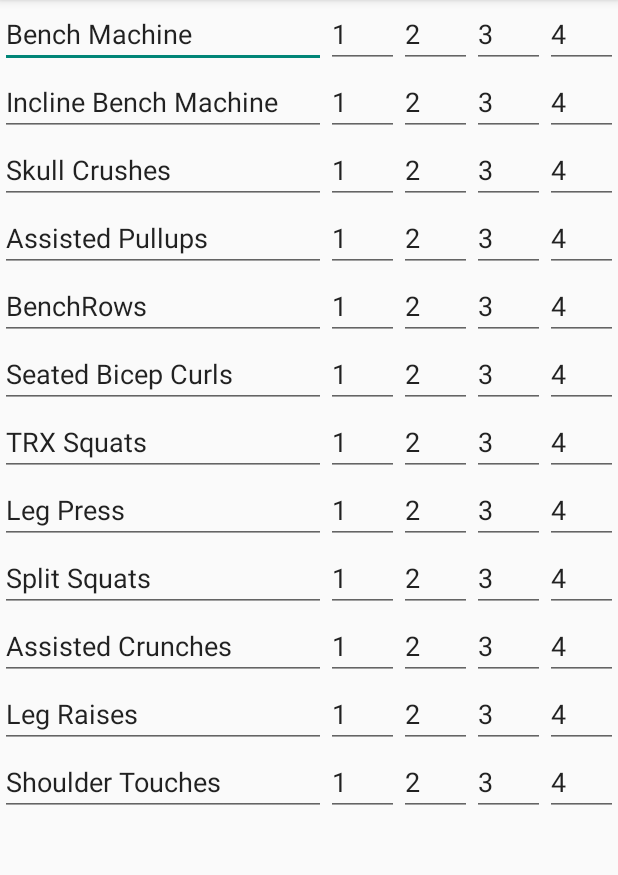
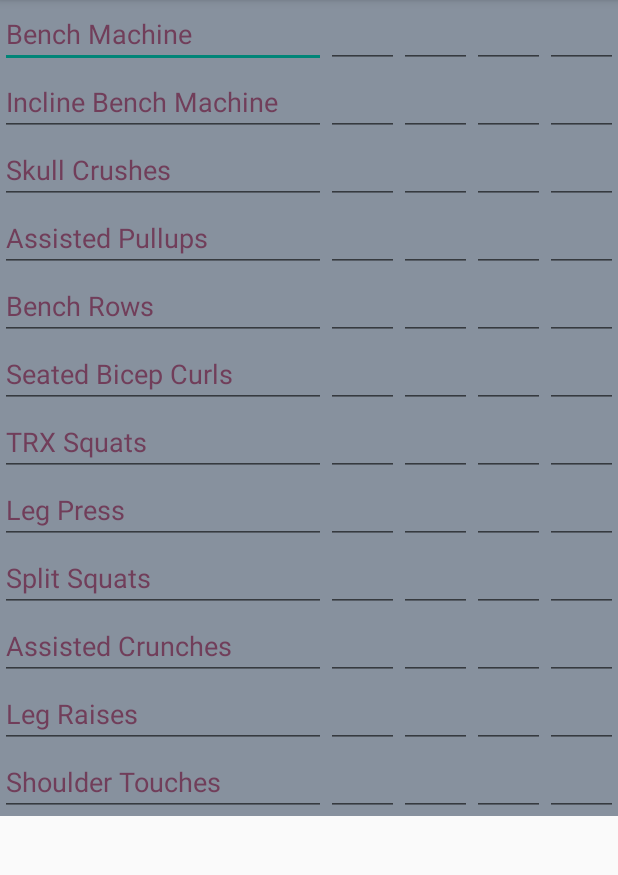
Before and after one commit to AtheistJesus/MyRepsApp, an Android app: the screen it shows after launch (MainActivity), on a phone screen of 412 x 824 dp, the part 84-959 px from its top. Run offline under Robolectric (Android 15) with nearby library versions, the phone set to English and light mode, and no system bars.

Commit message:
Changed colors and added About Page in the hamburger menu of the action bar

```diff
--- a/app/src/main/AndroidManifest.xml
+++ b/app/src/main/AndroidManifest.xml
@@ -16,6 +16,9 @@
                 <category android:name="android.intent.category.LAUNCHER" />
             </intent-filter>
         </activity>
+        <activity
+            android:name=".SettingsActivity">
+        </activity>
     </application>
 
 </manifest>
--- a/app/src/main/java/kyleavalani/com/myreps/MainActivity.java
+++ b/app/src/main/java/kyleavalani/com/myreps/MainActivity.java
@@ -1,5 +1,6 @@
 package kyleavalani.com.myreps;
 
+import android.content.Intent;
 import android.support.v7.app.AppCompatActivity;
 import android.os.Bundle;
 import android.view.Menu;
@@ -29,6 +30,8 @@ public class MainActivity extends AppCompatActivity {
 
         //noinspection SimplifiableIfStatement
         if (id == R.id.action_settings) {
+            Intent i = new Intent(this,SettingsActivity.class);
+            startActivity(i);
             return true;
         }
 
--- /dev/null
+++ b/app/src/main/java/kyleavalani/com/myreps/SettingsActivity.java
@@ -0,0 +1,28 @@
+package kyleavalani.com.myreps;
+
+import android.app.Activity;
+import android.os.Bundle;
+import android.preference.PreferenceFragment;
+
+/**
+ * Created by Kyle on 9/26/2015.
+ */
+public class SettingsActivity extends Activity {
+    @Override
+    protected void onCreate(Bundle savedInstanceState) {
+        super.onCreate(savedInstanceState);
+
+        getFragmentManager().beginTransaction()
+                .replace(android.R.id.content, new SettingsFragment())
+                .commit();
+    }
+    public static class SettingsFragment extends PreferenceFragment {
+        @Override
+        public void onCreate(Bundle savedInstanceState) {
+            super.onCreate(savedInstanceState);
+
+            // Load the preferences from an XML resource
+            addPreferencesFromResource(R.xml.preferences);
+        }
+    }
+}
--- a/app/src/main/res/layout/activity_main.xml
+++ b/app/src/main/res/layout/activity_main.xml
@@ -4,7 +4,8 @@
     android:layout_width="fill_parent"
     android:layout_height="wrap_content"
     android:weightSum=".0"
-    tools:context=".MainActivity">
+    tools:context=".MainActivity"
+    android:background="@color/grey">
 
     <TableRow
         android:layout_width="wrap_content"
@@ -16,39 +17,44 @@
             android:text="Bench Machine"
             android:layout_height="wrap_content"
             android:layout_width="wrap_content"
-            android:layout_weight="1" />
+            android:layout_weight="1"
+            android:textColor="@color/grape"/>
 
         <EditText
             android:id="@+id/aa"
-            android:text="1"
+            android:text=""
             android:layout_height="wrap_content"
             android:inputType="numberDecimal"
             android:layout_width="wrap_content"
-            android:layout_weight="1" />
+            android:layout_weight="1"
+            android:textColor="@color/grape"/>
 
         <EditText
             android:id="@+id/ab"
-            android:text="2"
+            android:text=""
             android:layout_height="wrap_content"
             android:inputType="numberDecimal"
             android:layout_width="wrap_content"
-            android:layout_weight="1" />
+            android:layout_weight="1"
+            android:textColor="@color/grape"/>
 
         <EditText
             android:id="@+id/ac"
-            android:text="3"
+            android:text=""
             android:layout_height="wrap_content"
             android:inputType="numberDecimal"
             android:layout_width="wrap_content"
-            android:layout_weight="1" />
+            android:layout_weight="1"
+            android:textColor="@color/grape"/>
 
         <EditText
             android:id="@+id/ad"
-            android:text="4"
+            android:text=""
             android:layout_height="wrap_content"
             android:inputType="numberDecimal"
             android:layout_width="wrap_content"
-            android:layout_weight="1" />
+            android:layout_weight="1"
+            android:textColor="@color/grape"/>
 
     </TableRow>
 
@@ -61,39 +67,44 @@
             android:text="Incline Bench Machine"
             android:layout_height="wrap_content"
             android:layout_width="wrap_content"
-            android:layout_weight="1" />
+            android:layout_weight="1"
+            android:textColor="@color/grape"/>
 
         <EditText
             android:id="@+id/ba"
-            android:text="1"
+            android:text=""
             android:layout_height="wrap_content"
             android:inputType="numberDecimal"
             android:layout_width="wrap_content"
-            android:layout_weight="1" />
+            android:layout_weight="1"
+            android:textColor="@color/grape"/>
 
         <EditText
             android:id="@+id/bb"
-            android:text="2"
+            android:text=""
             android:layout_height="wrap_content"
             android:inputType="numberDecimal"
             android:layout_width="wrap_content"
-            android:layout_weight="1" />
+            android:layout_weight="1"
+            android:textColor="@color/grape"/>
 
         <EditText
             android:id="@+id/bc"
-            android:text="3"
+            android:text=""
             android:layout_height="wrap_content"
             android:inputType="numberDecimal"
             android:layout_width="wrap_content"
-            android:layout_weight="1" />
+            android:layout_weight="1"
+            android:textColor="@color/grape"/>
 
         <EditText
             android:id="@+id/bd"
-            android:text="4"
+            android:text=""
             android:layout_height="wrap_content"
             android:inputType="numberDecimal"
             android:layout_width="wrap_content"
-            android:layout_weight="1" />
+            android:layout_weight="1"
+            android:textColor="@color/grape"/>
     </TableRow>
 
     <TableRow
@@ -105,39 +116,44 @@
             android:text="Skull Crushes"
             android:layout_height="wrap_content"
             android:layout_width="wrap_content"
-            android:layout_weight="1" />
+            android:layout_weight="1"
+            android:textColor="@color/grape"/>
 
         <EditText
             android:id="@+id/ca"
-            android:text="1"
+            android:text=""
             android:layout_height="wrap_content"
             android:inputType="numberDecimal"
             android:layout_width="wrap_content"
-            android:layout_weight="1" />
+            android:layout_weight="1"
+            android:textColor="@color/grape"/>
 
         <EditText
             android:id="@+id/cb"
-            android:text="2"
+            android:text=""
             android:layout_height="wrap_content"
             android:inputType="numberDecimal"
             android:layout_width="wrap_content"
-            android:layout_weight="1" />
+            android:layout_weight="1"
+            android:textColor="@color/grape"/>
 
         <EditText
             android:id="@+id/cc"
-            android:text="3"
+            android:text=""
             android:layout_height="wrap_content"
             android:inputType="numberDecimal"
             android:layout_width="wrap_content"
-            android:layout_weight="1" />
+            android:layout_weight="1"
+            android:textColor="@color/grape"/>
 
         <EditText
             android:id="@+id/cd"
-            android:text="4"
+            android:text=""
             android:layout_height="wrap_content"
             android:inputType="numberDecimal"
             android:layout_width="wrap_content"
-            android:layout_weight="1" />
+            android:layout_weight="1"
+            android:textColor="@color/grape"/>
     </TableRow>
 
     <TableRow
@@ -149,39 +165,44 @@
             android:text="Assisted Pullups"
             android:layout_height="wrap_content"
             android:layout_width="wrap_content"
-            android:layout_weight="1" />
+            android:layout_weight="1"
+            android:textColor="@color/grape"/>
 
         <EditText
             android:id="@+id/da"
-            android:text="1"
+            android:text=""
             android:layout_height="wrap_content"
             android:inputType="numberDecimal"
             android:layout_width="wrap_content"
-            android:layout_weight="1" />
+            android:layout_weight="1"
+            android:textColor="@color/grape"/>
 
         <EditText
             android:id="@+id/db"
-            android:text="2"
+            android:text=""
             android:layout_height="wrap_content"
             android:inputType="numberDecimal"
             android:layout_width="wrap_content"
-            android:layout_weight="1" />
+            android:layout_weight="1"
+            android:textColor="@color/grape"/>
 
         <EditText
             android:id="@+id/dc"
-            android:text="3"
+            android:text=""
             android:layout_height="wrap_content"
             android:inputType="numberDecimal"
             android:layout_width="wrap_content"
-            android:layout_weight="1" />
+            android:layout_weight="1"
+            android:textColor="@color/grape"/>
 
         <EditText
             android:id="@+id/dd"
-            android:text="4"
+            android:text=""
             android:layout_height="wrap_content"
             android:inputType="numberDecimal"
             android:layout_width="wrap_content"
-            android:layout_weight="1" />
+            android:layout_weight="1"
+            android:textColor="@color/grape"/>
     </TableRow>
 
     <TableRow
@@ -190,42 +211,47 @@
 
         <EditText
             android:id="@+id/eString"
-            android:text="BenchRows"
+            android:text="Bench Rows"
             android:layout_height="wrap_content"
             android:layout_width="wrap_content"
-            android:layout_weight="1" />
+            android:layout_weight="1"
+            android:textColor="@color/grape"/>
 
         <EditText
             android:id="@+id/ea"
-            android:text="1"
+            android:text=""
             android:layout_height="wrap_content"
             android:inputType="numberDecimal"
             android:layout_width="wrap_content"
-            android:layout_weight="1" />
+            android:layout_weight="1"
+            android:textColor="@color/grape"/>
 
         <EditText
             android:id="@+id/eb"
-            android:text="2"
+            android:text=""
             android:layout_height="wrap_content"
             android:inputType="numberDecimal"
             android:layout_width="wrap_content"
-            android:layout_weight="1" />
+            android:layout_weight="1"
+            android:textColor="@color/grape"/>
 
         <EditText
             android:id="@+id/ec"
-            android:text="3"
+            android:text=""
             android:layout_height="wrap_content"
             android:inputType="numberDecimal"
             android:layout_width="wrap_content"
-            android:layout_weight="1" />
+            android:layout_weight="1"
+            android:textColor="@color/grape"/>
 
         <EditText
             android:id="@+id/ed"
-            android:text="4"
+            android:text=""
             android:layout_height="wrap_content"
             android:inputType="numberDecimal"
             android:layout_width="wrap_content"
-            android:layout_weight="1" />
+            android:layout_weight="1"
+            android:textColor="@color/grape"/>
     </TableRow>
 
     <TableRow
@@ -237,39 +263,44 @@
             android:text="Seated Bicep Curls"
             android:layout_height="wrap_content"
             android:layout_width="wrap_content"
-            android:layout_weight="1" />
+            android:layout_weight="1"
+            android:textColor="@color/grape"/>
 
         <EditText
             android:id="@+id/fa"
-            android:text="1"
+            android:text=""
             android:layout_height="wrap_content"
             android:inputType="numberDecimal"
             android:layout_width="wrap_content"
-            android:layout_weight="1" />
+            android:layout_weight="1"
+            android:textColor="@color/grape"/>
 
         <EditText
             android:id="@+id/fb"
-            android:text="2"
+            android:text=""
             android:layout_height="wrap_content"
             android:inputType="numberDecimal"
             android:layout_width="wrap_content"
-            android:layout_weight="1" />
+            android:layout_weight="1"
+            android:textColor="@color/grape"/>
 
         <EditText
             android:id="@+id/fc"
-            android:text="3"
+            android:text=""
             android:layout_height="wrap_content"
             android:inputType="numberDecimal"
             android:layout_width="wrap_content"
-            android:layout_weight="1" />
+            android:layout_weight="1"
+            android:textColor="@color/grape"/>
 
         <EditText
             android:id="@+id/fd"
-            android:text="4"
+            android:text=""
             android:layout_height="wrap_content"
             android:inputType="numberDecimal"
             android:layout_width="wrap_content"
-            android:layout_weight="1" />
+            android:layout_weight="1"
+            android:textColor="@color/grape"/>
     </TableRow>
 
     <TableRow
@@ -281,39 +312,44 @@
             android:text="TRX Squats"
             android:layout_height="wrap_content"
             android:layout_width="wrap_content"
-            android:layout_weight="1" />
+            android:layout_weight="1"
+            android:textColor="@color/grape"/>
 
         <EditText
             android:id="@+id/ga"
-            android:text="1"
+            android:text=""
             android:layout_height="wrap_content"
             android:inputType="numberDecimal"
             android:layout_width="wrap_content"
-            android:layout_weight="1" />
+            android:layout_weight="1"
+            android:textColor="@color/grape"/>
 
         <EditText
             android:id="@+id/gb"
-            android:text="2"
+            android:text=""
             android:layout_height="wrap_content"
             android:inputType="numberDecimal"
             android:layout_width="wrap_content"
-            android:layout_weight="1" />
+            android:layout_weight="1"
+            android:textColor="@color/grape"/>
 
         <EditText
             android:id="@+id/gc"
-            android:text="3"
+            android:text=""
             android:layout_height="wrap_content"
             android:inputType="numberDecimal"
             android:layout_width="wrap_content"
-            android:layout_weight="1" />
+            android:layout_weight="1"
+            android:textColor="@color/grape"/>
 
         <EditText
             android:id="@+id/gd"
-            android:text="4"
+            android:text=""
             android:layout_height="wrap_content"
             android:inputType="numberDecimal"
             android:layout_width="wrap_content"
-            android:layout_weight="1" />
+            android:layout_weight="1"
+            android:textColor="@color/grape"/>
     </TableRow>
 
     <TableRow
@@ -325,39 +361,44 @@
             android:text="Leg Press"
             android:layout_height="wrap_content"
             android:layout_width="wrap_content"
-            android:layout_weight="1" />
+            android:layout_weight="1"
+            android:textColor="@color/grape"/>
 
         <EditText
             android:id="@+id/ha"
-            android:text="1"
+            android:text=""
             android:layout_height="wrap_content"
             android:inputType="numberDecimal"
             android:layout_width="wrap_content"
-            android:layout_weight="1" />
+            android:layout_weight="1"
+            android:textColor="@color/grape"/>
 
         <EditText
             android:id="@+id/hb"
-            android:text="2"
+            android:text=""
             android:layout_height="wrap_content"
             android:inputType="numberDecimal"
             android:layout_width="wrap_content"
-            android:layout_weight="1" />
+            android:layout_weight="1"
+            android:textColor="@color/grape"/>
 
         <EditText
             android:id="@+id/hc"
-            android:text="3"
+            android:text=""
             android:layout_height="wrap_content"
             android:inputType="numberDecimal"
             android:layout_width="wrap_content"
-            android:layout_weight="1" />
+            android:layout_weight="1"
+            android:textColor="@color/grape"/>
 
         <EditText
             android:id="@+id/hd"
-            android:text="4"
+            android:text=""
             android:layout_height="wrap_content"
             android:inputType="numberDecimal"
             android:layout_width="wrap_content"
-            android:layout_weight="1" />
+            android:layout_weight="1"
+            android:textColor="@color/grape"/>
     </TableRow>
 
     <TableRow
@@ -369,39 +410,44 @@
             android:text="Split Squats"
             android:layout_height="wrap_content"
             android:layout_width="wrap_content"
-            android:layout_weight="1" />
+            android:layout_weight="1"
+            android:textColor="@color/grape"/>
 
         <EditText
             android:id="@+id/ia"
-            android:text="1"
+            android:text=""
             android:layout_height="wrap_content"
             android:inputType="numberDecimal"
             android:layout_width="wrap_content"
-            android:layout_weight="1" />
+            android:layout_weight="1"
+            android:textColor="@color/grape"/>
 
         <EditText
             android:id="@+id/ib"
-            android:text="2"
+            android:text=""
             android:layout_height="wrap_content"
             android:inputType="numberDecimal"
             android:layout_width="wrap_content"
-            android:layout_weight="1" />
+            android:layout_weight="1"
+            android:textColor="@color/grape"/>
 
         <EditText
             android:id="@+id/ic"
-            android:text="3"
+            android:text=""
             android:layout_height="wrap_content"
             android:inputType="numberDecimal"
             android:layout_width="wrap_content"
-            android:layout_weight="1" />
+            android:layout_weight="1"
+            android:textColor="@color/grape"/>
 
         <EditText
             android:id="@+id/id"
-            android:text="4"
+            android:text=""
             android:layout_height="wrap_content"
             android:inputType="numberDecimal"
             android:layout_width="wrap_content"
-            android:layout_weight="1" />
+            android:layout_weight="1"
+            android:textColor="@color/grape"/>
     </TableRow>
 
     <TableRow
@@ -413,39 +459,44 @@
             android:text="Assisted Crunches"
             android:layout_height="wrap_content"
             android:layout_width="wrap_content"
-            android:layout_weight="1" />
+            android:layout_weight="1"
+            android:textColor="@color/grape"/>
 
         <EditText
             android:id="@+id/ja"
-            android:text="1"
+            android:text=""
             android:layout_height="wrap_content"
             android:inputType="numberDecimal"
             android:layout_width="wrap_content"
-            android:layout_weight="1" />
+            android:layout_weight="1"
+            android:textColor="@color/grape"/>
 
         <EditText
             android:id="@+id/jb"
-            android:text="2"
+            android:text=""
             android:layout_height="wrap_content"
             android:inputType="numberDecimal"
             android:layout_width="wrap_content"
-            android:layout_weight="1" />
+            android:layout_weight="1"
+            android:textColor="@color/grape"/>
 
         <EditText
             android:id="@+id/jc"
-            android:text="3"
+            android:text=""
             android:layout_height="wrap_content"
             android:inputType="numberDecimal"
             android:layout_width="wrap_content"
-            android:layout_weight="1" />
+            android:layout_weight="1"
+            android:textColor="@color/grape"/>
 
         <EditText
             android:id="@+id/jd"
-            android:text="4"
+            android:text=""
             android:layout_height="wrap_content"
             android:inputType="numberDecimal"
             android:layout_width="wrap_content"
-            android:layout_weight="1" />
+            android:layout_weight="1"
+            android:textColor="@color/grape"/>
     </TableRow>
 
     <TableRow
@@ -457,39 +508,44 @@
             android:text="Leg Raises"
             android:layout_height="wrap_content"
             android:layout_width="wrap_content"
-            android:layout_weight="1" />
+            android:layout_weight="1"
+            android:textColor="@color/grape"/>
 
         <EditText
             android:id="@+id/ka"
-            android:text="1"
+            android:text=""
             android:layout_height="wrap_content"
             android:inputType="numberDecimal"
             android:layout_width="wrap_content"
-            android:layout_weight="1" />
+            android:layout_weight="1"
+            android:textColor="@color/grape"/>
 
         <EditText
             android:id="@+id/kb"
-            android:text="2"
+            android:text=""
             android:layout_height="wrap_content"
             android:inputType="numberDecimal"
             android:layout_width="wrap_content"
-            android:layout_weight="1" />
+            android:layout_weight="1"
+            android:textColor="@color/grape"/>
 
         <EditText
             android:id="@+id/kc"
-            android:text="3"
+            android:text=""
             android:layout_height="wrap_content"
             android:inputType="numberDecimal"
             android:layout_width="wrap_content"
-            android:layout_weight="1" />
+            android:layout_weight="1"
+            android:textColor="@color/grape"/>
 
         <EditText
             android:id="@+id/kd"
-            android:text="4"
+            android:text=""
             android:layout_height="wrap_content"
             android:inputType="numberDecimal"
             android:layout_width="wrap_content"
-            android:layout_weight="1" />
+            android:layout_weight="1"
+            android:textColor="@color/grape"/>
     </TableRow>
 
     <TableRow
@@ -501,39 +557,44 @@
             android:text="Shoulder Touches"
             android:layout_height="wrap_content"
             android:layout_width="wrap_content"
-            android:layout_weight="1" />
+            android:layout_weight="1"
+            android:textColor="@color/grape"/>
 
         <EditText
             android:id="@+id/la"
-            android:text="1"
+            android:text=""
             android:layout_height="wrap_content"
             android:inputType="numberDecimal"
             android:layout_width="wrap_content"
-            android:layout_weight="1" />
+            android:layout_weight="1"
+            android:textColor="@color/grape"/>
 
         <EditText
             android:id="@+id/lb"
-            android:text="2"
+            android:text=""
             android:layout_height="wrap_content"
             android:inputType="numberDecimal"
             android:layout_width="wrap_content"
-            android:layout_weight="1" />
+            android:layout_weight="1"
+            android:textColor="@color/grape"/>
 
         <EditText
             android:id="@+id/lc"
-            android:text="3"
+            android:text=""
             android:layout_height="wrap_content"
             android:inputType="numberDecimal"
             android:layout_width="wrap_content"
-            android:layout_weight="1" />
+            android:layout_weight="1"
+            android:textColor="@color/grape"/>
 
         <EditText
             android:id="@+id/ld"
-            android:text="4"
+            android:text=""
             android:layout_height="wrap_content"
             android:inputType="numberDecimal"
             android:layout_width="wrap_content"
-            android:layout_weight="1" />
+            android:layout_weight="1"
+            android:textColor="@color/grape"/>
     </TableRow>
 
 </TableLayout>
--- a/app/src/main/res/menu/menu_main.xml
+++ b/app/src/main/res/menu/menu_main.xml
@@ -1,6 +1,6 @@
 <menu xmlns:android="http://schemas.android.com/apk/res/android"
     xmlns:app="http://schemas.android.com/apk/res-auto"
     xmlns:tools="http://schemas.android.com/tools" tools:context=".MainActivity">
-    <item android:id="@+id/action_settings" android:title="@string/action_settings"
+    <item android:id="@+id/action_settings" android:title="About"
         android:orderInCategory="100" app:showAsAction="never" />
 </menu>
--- /dev/null
+++ b/app/src/main/res/values/colors.xml
@@ -0,0 +1,9 @@
+<?xml version="1.0" encoding="utf-8"?>
+<resources>
+
+
+    <color name="grey">#87919E</color>
+    <color name="grape">#713E5A</color>
+
+
+</resources>
--- /dev/null
+++ b/app/src/main/res/xml/preferences.xml
@@ -0,0 +1,7 @@
+<?xml version="1.0" encoding="utf-8"?>
+<PreferenceScreen xmlns:android="http://schemas.android.com/apk/res/android">
+    <Preference android:title="Click here to check out my website" >
+        <intent android:action="android.intent.action.VIEW"
+            android:data="http://www.kyleavalani.com" />
+    </Preference>
+</PreferenceScreen>
```
